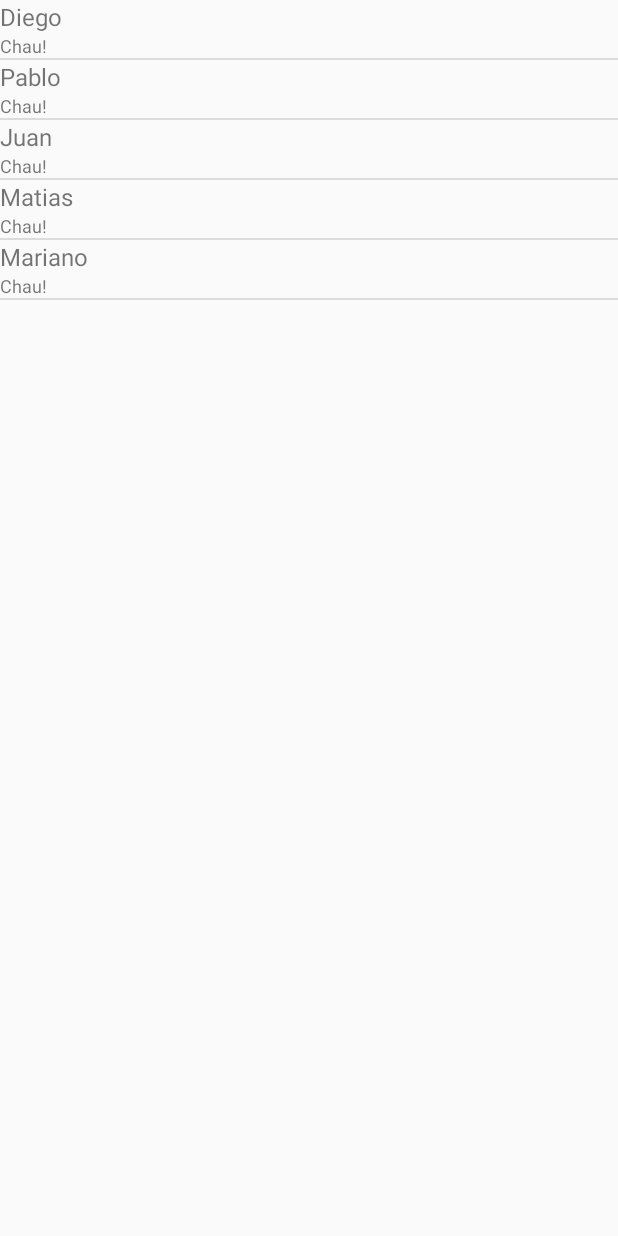
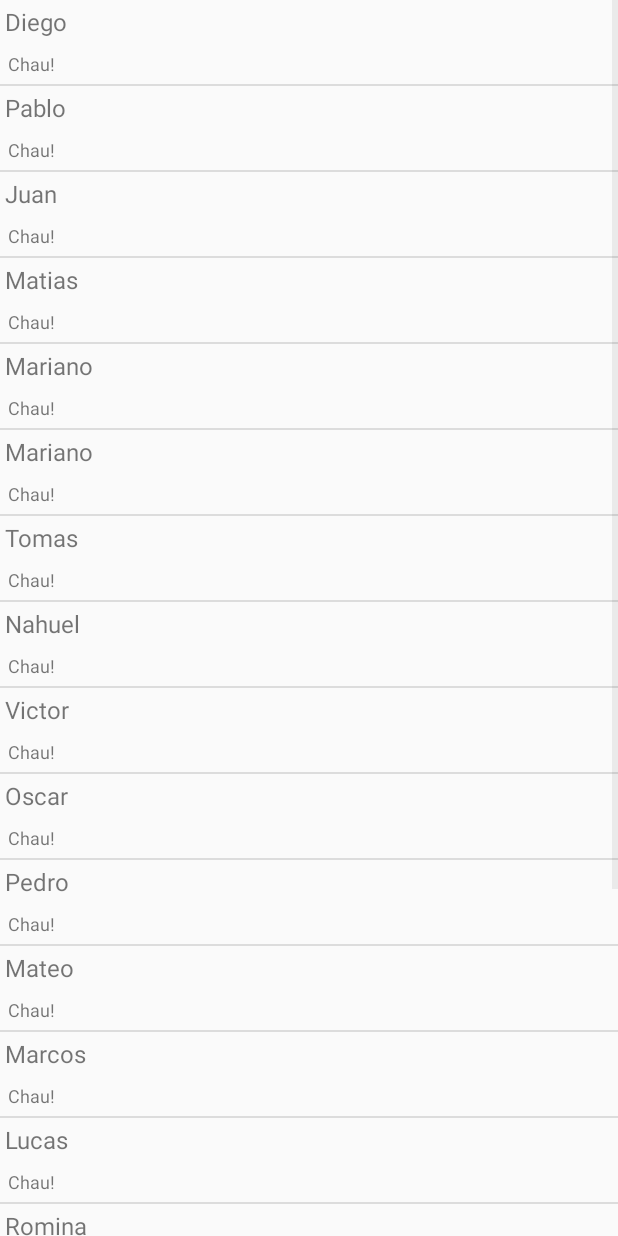
Before and after one commit to mellerster/7552Grupo7, an Android app: the ConversacionesActivity screen opened directly, with no data from a screen before it, on a phone screen of 412 x 824 dp. Run offline under Robolectric (Android 15) with nearby library versions, the phone set to English and light mode, and no system bars.

Commit message:
Se realizan refactors varios y se conectan la lista de usuarios, la lista de conversaciones y la conversación.

```diff
--- a/cliente/Mensajero/app/src/main/java/com/example/appmaker/mensajero/Conversacion.java
+++ b/cliente/Mensajero/app/src/main/java/com/example/appmaker/mensajero/Conversacion.java
@@ -1,11 +1,14 @@
 package com.example.appmaker.mensajero;
 
+import java.io.Serializable;
 import java.util.List;
 
 /**
  * Representa a una conversacion.
  */
-public class Conversacion {
+public class Conversacion implements Serializable {
+
+    public static Conversacion actual;
 
     private List<Mensaje> mensajes;
     // TODO ver de reemplazar por clases que los representen
--- a/cliente/Mensajero/app/src/main/java/com/example/appmaker/mensajero/ConversacionesActivity.java
+++ b/cliente/Mensajero/app/src/main/java/com/example/appmaker/mensajero/ConversacionesActivity.java
@@ -1,7 +1,11 @@
 package com.example.appmaker.mensajero;
 
 import android.app.Activity;
+import android.content.Intent;
 import android.os.Bundle;
+import android.view.View;
+import android.view.WindowManager;
+import android.widget.AdapterView;
 import android.widget.ListView;
 
 import java.util.ArrayList;
@@ -13,14 +17,25 @@ import java.util.List;
  */
 public class ConversacionesActivity extends Activity {
 
+    Conversacion[] conversaciones;
+
     @Override
     protected void onCreate(Bundle savedInstanceState) {
         super.onCreate(savedInstanceState);
         setContentView(R.layout.activity_conversaciones);
-        Conversacion[] conversaciones = inicializarConverciones();
+        conversaciones = inicializarConverciones();
         ConversacionAdapter conversacionAdapter = new ConversacionAdapter(this, conversaciones);
-        ListView listview = (ListView) findViewById(R.id.lista_conversaciones);
-        listview.setAdapter(conversacionAdapter);
+        ListView lista = (ListView) findViewById(R.id.lista_conversaciones);
+        lista.setAdapter(conversacionAdapter);
+        lista.setOnItemClickListener(new AdapterView.OnItemClickListener() {
+            @Override
+            public void onItemClick(AdapterView<?> parent, View view, int position, long id) {
+                Conversacion.actual = conversaciones[position];
+                Intent configurarPerfilIntent = new Intent("com.example.appmaker.mensajero.ConversacionActivity");
+                startActivity(configurarPerfilIntent);
+            }
+        });
+        getWindow().setSoftInputMode(WindowManager.LayoutParams.SOFT_INPUT_STATE_ALWAYS_HIDDEN);
     }
 
     private Conversacion[] inicializarConverciones() {
@@ -41,8 +56,26 @@ public class ConversacionesActivity extends Activity {
         Conversacion conversacionTres = new Conversacion(mensajes, NOMBRE_PROPIO, "Juan");
         Conversacion conversacionCuatro = new Conversacion(mensajes, NOMBRE_PROPIO, "Matias");
         Conversacion conversacionCinco = new Conversacion(mensajes, NOMBRE_PROPIO, "Mariano");
+        Conversacion conversacionSeis = new Conversacion(mensajes, NOMBRE_PROPIO, "Tomas");
+        Conversacion conversacionSiete = new Conversacion(mensajes, NOMBRE_PROPIO, "Nahuel");
+        Conversacion conversacionOcho = new Conversacion(mensajes, NOMBRE_PROPIO, "Victor");
+        Conversacion conversacionNueve = new Conversacion(mensajes, NOMBRE_PROPIO, "Oscar");
+        Conversacion conversacionDiez = new Conversacion(mensajes, NOMBRE_PROPIO, "Pedro");
+        Conversacion conversacionOnce = new Conversacion(mensajes, NOMBRE_PROPIO, "Mateo");
+        Conversacion conversacionDoce = new Conversacion(mensajes, NOMBRE_PROPIO, "Marcos");
+        Conversacion conversacionCatorce = new Conversacion(mensajes, NOMBRE_PROPIO, "Lucas");
+        Conversacion conversacionQuince = new Conversacion(mensajes, NOMBRE_PROPIO, "Romina");
+        Conversacion conversacionDieciseis = new Conversacion(mensajes, NOMBRE_PROPIO, "Camila");
+        Conversacion conversacionDecisiete = new Conversacion(mensajes, NOMBRE_PROPIO, "Agustina");
+        Conversacion conversacionDeciocho = new Conversacion(mensajes, NOMBRE_PROPIO, "Carolina");
+        Conversacion conversacionDecinueve = new Conversacion(mensajes, NOMBRE_PROPIO, "Florencia");
+        Conversacion conversacionVeinte = new Conversacion(mensajes, NOMBRE_PROPIO, "Abril");
         Conversacion array[] = new Conversacion[] {conversacionUno, conversacionDos,
-                conversacionTres, conversacionCuatro, conversacionCinco};
+                conversacionTres, conversacionCuatro, conversacionCinco, conversacionCinco,
+                conversacionSeis, conversacionSiete, conversacionOcho, conversacionNueve,
+                conversacionDiez, conversacionOnce, conversacionDoce, conversacionCatorce,
+                conversacionQuince, conversacionDieciseis, conversacionDecisiete,
+                conversacionDeciocho, conversacionDecinueve, conversacionVeinte};
         return array;
     }
 
--- a/cliente/Mensajero/app/src/main/java/com/example/appmaker/mensajero/ListaUsuariosConectados.java
+++ b/cliente/Mensajero/app/src/main/java/com/example/appmaker/mensajero/ListaUsuariosConectados.java
@@ -82,7 +82,8 @@ public class ListaUsuariosConectados extends ActionBarActivity {
     {
         public void onClick(View v)
         {
-            ///TODO: Llamar a la activity para mostrar Lista de Conversaciones
+            Intent conversacionesIntent = new Intent("com.example.appmaker.mensajero.ConversacionesActivity");
+            startActivity(conversacionesIntent);
             Log.d(tag,"Ver Lista de Conversaciones");
         }
     };
--- a/cliente/Mensajero/app/src/main/res/layout/conversacion_adapter.xml
+++ b/cliente/Mensajero/app/src/main/res/layout/conversacion_adapter.xml
@@ -7,12 +7,14 @@
         android:id="@+id/nombre_contacto"
         android:layout_width="match_parent"
         android:layout_height="wrap_content"
-        android:textSize="16dp"/>
+        android:textSize="16dp"
+        android:layout_margin="3dp" />
 
     <TextView
         android:id="@+id/ultimo_mensaje"
         android:layout_width="match_parent"
         android:layout_height="wrap_content"
-        android:textSize="12dp"/>
+        android:textSize="12dp"
+        android:layout_margin="5dp" />
 
 </LinearLayout>
```
Also changed, not shown: cliente/Mensajero/app/src/main/AndroidManifest.xml (+4 -0 lines), cliente/Mensajero/app/src/main/java/com/example/appmaker/mensajero/ConversacionActivity.java (+2 -17 lines).
